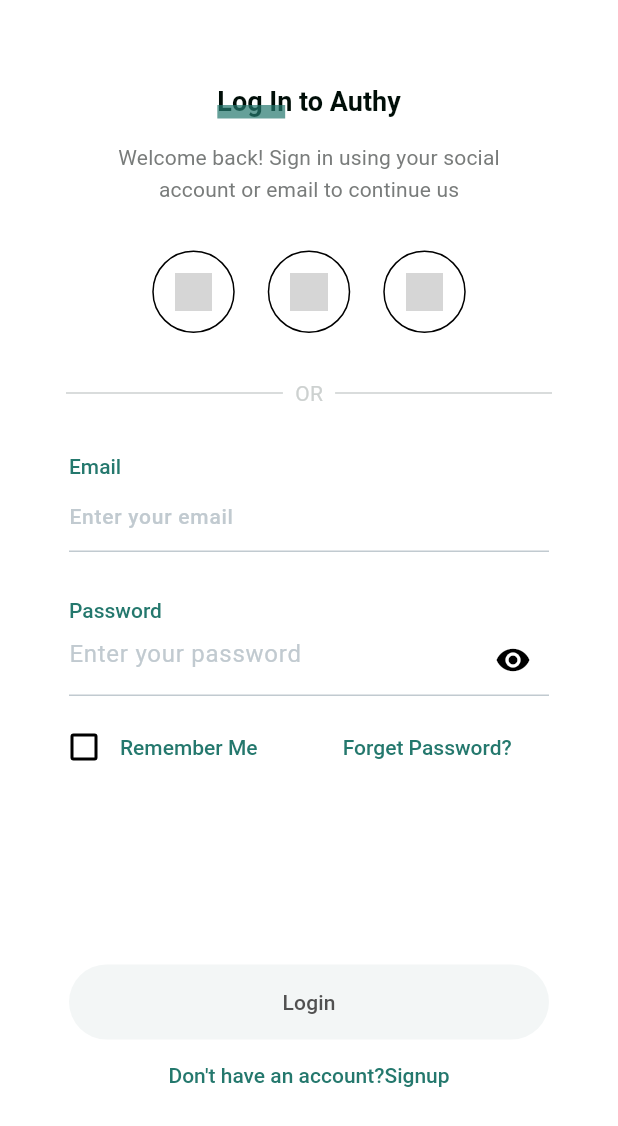
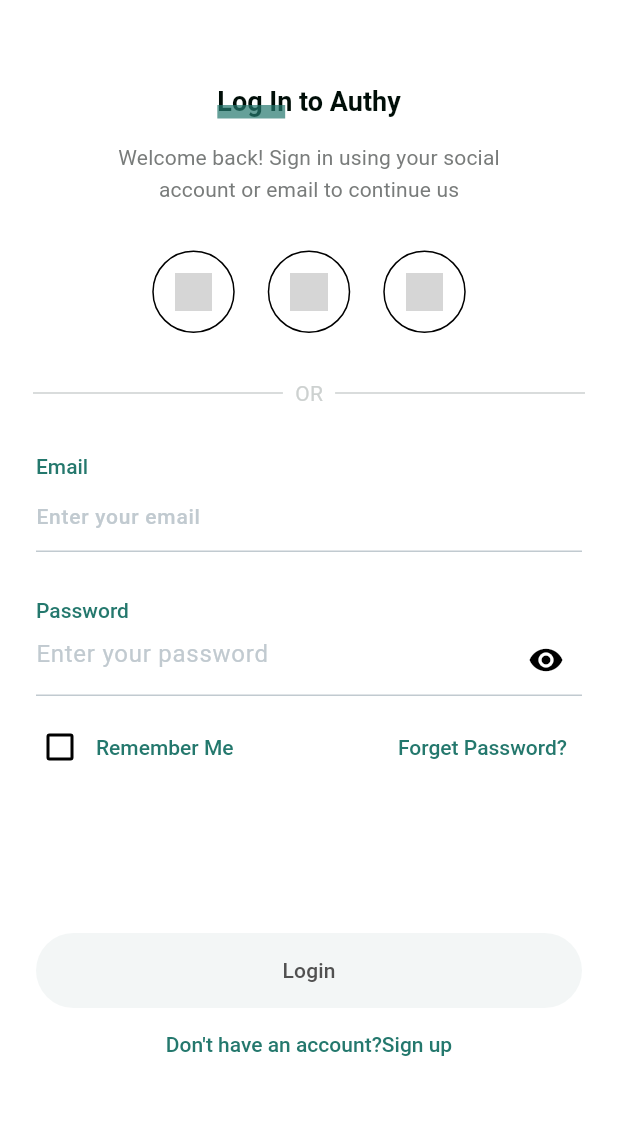
Before and after one commit to sizerChowdhury/authentication_app, a Flutter app: the screen it shows after launch, on a phone screen of 412 x 824 dp. Shown: the top 1126 px of the screen. Run offline on Flutter 3.47's test engine with Material 3 defaults, Android fonts, the phone set to English and light mode, and no system bars; our stand-ins replace flutter_riverpod, go_router, riverpod_annotation, shared_preferences; generated files the repository leaves out were written again; Roboto replaces fonts that are missing (Caros, Circular); grey boxes are pictures that could not be loaded.

Commit message:
fix: Remove comments and fix spacing

```diff
--- a/lib/feature/home_page/presentation/views/home_page.dart
+++ b/lib/feature/home_page/presentation/views/home_page.dart
@@ -26,7 +26,6 @@ class _HomePageState extends ConsumerState<HomePage> {
   @override
   Widget build(BuildContext context) {
     final state = ref.watch(homePageProvider);
-    //final logoutFlag = ref.watch(logoutControllerProvider);
 
     ref.listen(homePageProvider, (_, next) {
       if (!next.isLoading) {
--- a/lib/feature/login/presentation/views/login_page.dart
+++ b/lib/feature/login/presentation/views/login_page.dart
@@ -66,8 +66,6 @@ class _LoginPageState extends ConsumerState<LoginPage> {
       appBar: AppBar(),
       body: SingleChildScrollView(
         child: SafeArea(
-          child: Padding(
-            padding: const EdgeInsets.only(left: 22, right: 22),
           child: Column(
             children: [
               Stack(
@@ -180,24 +178,17 @@ class _LoginPageState extends ConsumerState<LoginPage> {
                 height: 10,
               ),
               Padding(
-                  padding: const EdgeInsets.only(left:10,right: 22),
+                padding: const EdgeInsets.only(left: 16, right: 22),
                 child: Row(
                   children: [
-                      Row(
-                        children: [
                     Checkbox(
-                            value: false,
-                            onChanged: (newValue) {},
-                          ),
+                        value: false, onChanged: (newValue) {}, shape: null),
                     Text(
                       'Remember Me',
                       style: Theme.of(context).textTheme.headlineLarge,
                     ),
-                        ],
-                      ),
-                      const SizedBox(width: 30,),
-                      Expanded(
-                        child: TextButton(
+                    const Spacer(),
+                    TextButton(
                       onPressed: () {
                         context.go("/forgetPassword");
                       },
@@ -206,11 +197,10 @@ class _LoginPageState extends ConsumerState<LoginPage> {
                         style: Theme.of(context).textTheme.headlineLarge,
                       ),
                     ),
-                      ),
                   ],
                 ),
               ),
-                const SizedBox(height: 121),
+              const SizedBox(height: 100,),
               Container(
                 width: double.infinity,
                 padding: const EdgeInsets.only(left: 24, right: 24),
@@ -246,12 +236,11 @@ class _LoginPageState extends ConsumerState<LoginPage> {
                   GoRouter.of(context).pushNamed(Routes.signup);
                 },
                 child: Text(
-                    "Don't have an account?Signup",
+                  "Don't have an account?Sign up",
                   style: Theme.of(context).textTheme.headlineLarge,
                 ),
               ),
             ],
-            ),
           ),
         ),
       ),
```
Also changed, not shown: lib/feature/home_page/repository/home_page_repository.dart (+0 -37 lines), 1 other file. Lines whose indentation alone changed are shown as unchanged.
